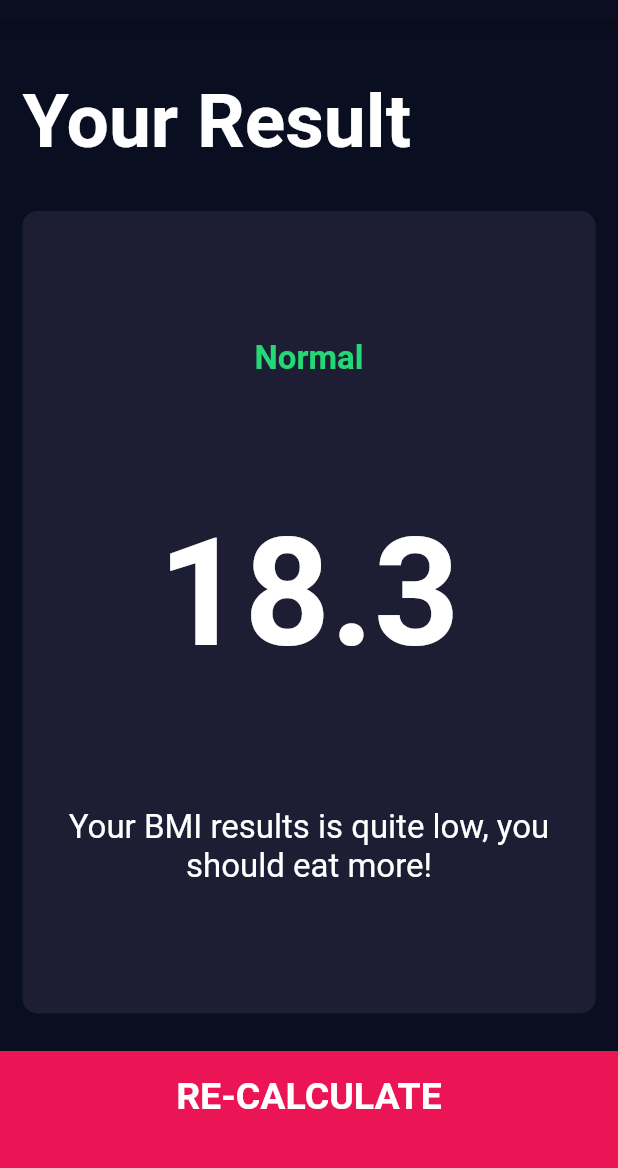
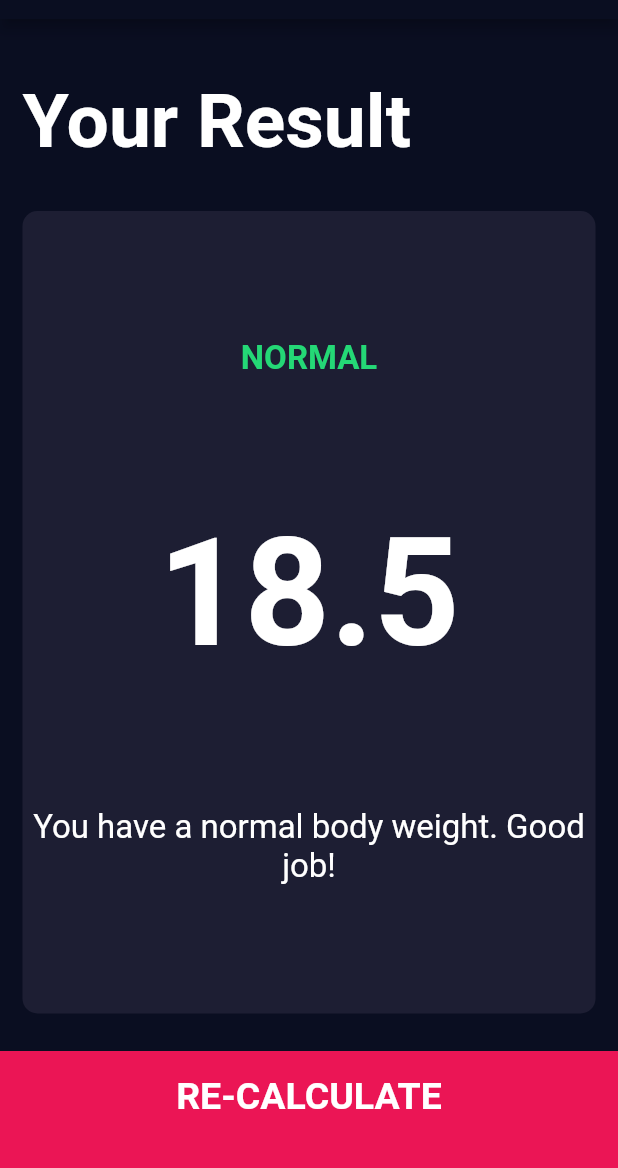
Before and after one commit to JonasLykke7/CompleteFlutterAppDevelopmentBootcampWithDart, a Flutter app: the screen it shows after launch, after a tap on "CALCULATE", on a phone screen of 412 x 824 dp, the part 65-1233 px from its top. Run offline on Flutter 3.47's test engine with Material 2 defaults, Android fonts, the phone set to English and light mode, and no system bars; our stand-ins replace audioplayers, font_awesome_flutter.

Commit message:
136
Adding the BMI Calculator Functionality

```diff
--- /dev/null
+++ b/bmi-calculator/lib/calculator_brain.dart
@@ -0,0 +1,36 @@
+import 'dart:math';
+
+class CalculatorBrain {
+  final int height;
+  final int weight;
+
+  double _bmi;
+
+  CalculatorBrain({this.height, this.weight});
+
+  String calculateBMI() {
+    _bmi = weight / pow(height / 100, 2);
+
+    return _bmi.toStringAsFixed(1);
+  }
+
+  String getResult() {
+    if (_bmi >= 25) {
+      return 'Overweight';
+    } else if (_bmi > 18.5) {
+      return 'Normal';
+    } else {
+      return 'Underweight';
+    }
+  }
+
+  String getInterpretation() {
+    if (_bmi >= 25) {
+      return 'You have a higher than normal body weight. Try to exercise more.';
+    } else if (_bmi >= 18.5) {
+      return 'You have a normal body weight. Good job!';
+    } else {
+      return 'You have a lower than normal body weight. You can eat a bit more.';
+    }
+  }
+}
--- a/bmi-calculator/lib/screens/input_page.dart
+++ b/bmi-calculator/lib/screens/input_page.dart
@@ -5,6 +5,7 @@ import 'package:bmi_calculator/components/bottom_button.dart';
 import 'package:bmi_calculator/components/icon_content.dart';
 import 'package:bmi_calculator/components/reusable_card.dart';
 import 'package:bmi_calculator/components/round_icon_button.dart';
+import 'package:bmi_calculator/calculator_brain.dart';
 import 'package:bmi_calculator/constants.dart';
 import 'package:bmi_calculator/screens/results_page.dart';
 
@@ -215,10 +216,17 @@ class _InputPageState extends State<InputPage> {
           BottomButton(
             buttonTitle: 'CALCULATE',
             onTap: () {
+              CalculatorBrain calc =
+                  CalculatorBrain(height: height, weight: weight);
+
               Navigator.push(
                 context,
                 MaterialPageRoute(
-                  builder: (context) => ResultPage(),
+                  builder: (context) => ResultPage(
+                    bmiResult: calc.calculateBMI(),
+                    resultText: calc.getResult(),
+                    interpretation: calc.getInterpretation(),
+                  ),
                 ),
               );
             },
--- a/bmi-calculator/lib/screens/results_page.dart
+++ b/bmi-calculator/lib/screens/results_page.dart
@@ -5,6 +5,16 @@ import 'package:bmi_calculator/components/reusable_card.dart';
 import 'package:bmi_calculator/constants.dart';
 
 class ResultPage extends StatelessWidget {
+  final String bmiResult;
+  final String resultText;
+  final String interpretation;
+
+  ResultPage({
+    @required this.bmiResult,
+    @required this.resultText,
+    @required this.interpretation,
+  });
+
   @override
   Widget build(BuildContext context) {
     return Scaffold(
@@ -34,15 +44,15 @@ class ResultPage extends StatelessWidget {
                 crossAxisAlignment: CrossAxisAlignment.center,
                 children: <Widget>[
                   Text(
-                    'Normal',
+                    resultText.toUpperCase(),
                     style: kResultTextStyle,
                   ),
                   Text(
-                    '18.3',
+                    bmiResult,
                     style: kBMITextStyle,
                   ),
                   Text(
-                    'Your BMI results is quite low, you should eat more!',
+                    interpretation,
                     textAlign: TextAlign.center,
                     style: kBodyTextStyle,
                   ),
```
